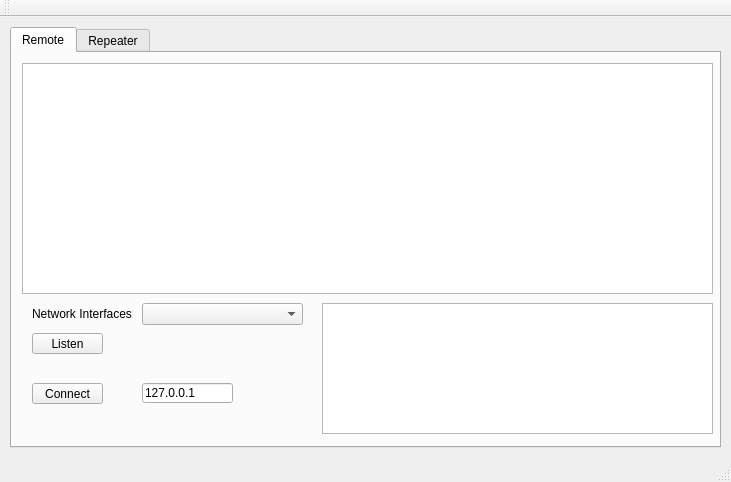
Before: the Qt Designer form mainwindow.ui in DPinato/MoveMouse, drawn with Qt 5.
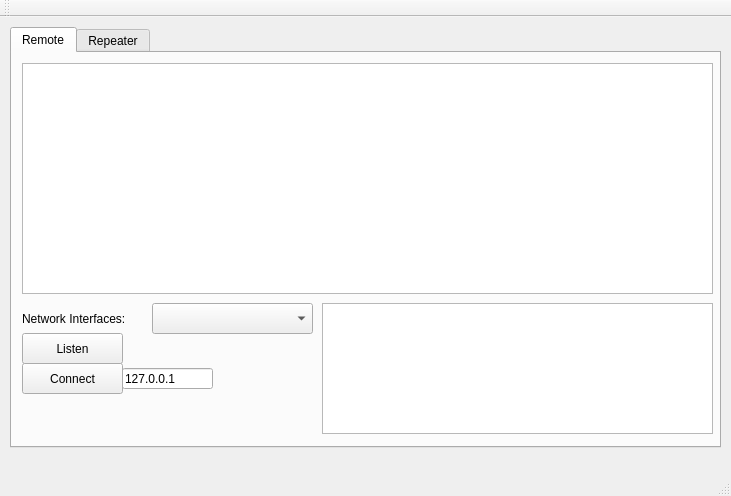
After: the same form once the commit is applied.

Commit message:
Worked on Mac OS version. Now able to use CGEvent to get movements of the mouse cursot and pass them back to the MainWindow.
TODO:
- Send mouse position between client/server as needed
- Add support for mouse clicks and other mouse events

Minor things:
- Show client/server monitors in the GUI
- Allow moving client/server monitors in the GUI
- mainwindow.cpp:639 uses a significant of CPU. Perhaps only show mouse
position in UI every so often?

Patch:
```diff
--- a/mainwindow.ui
+++ b/mainwindow.ui
@@ -7,7 +7,7 @@
     <x>0</x>
     <y>0</y>
     <width>731</width>
-    <height>482</height>
+    <height>496</height>
    </rect>
   </property>
   <property name="windowTitle">
@@ -33,10 +33,10 @@
      <widget class="QPushButton" name="listenButton">
       <property name="geometry">
        <rect>
-        <x>20</x>
+        <x>10</x>
         <y>280</y>
-        <width>71</width>
-        <height>21</height>
+        <width>101</width>
+        <height>31</height>
        </rect>
       </property>
       <property name="text">
@@ -46,10 +46,10 @@
      <widget class="QLabel" name="label_5">
       <property name="geometry">
        <rect>
-        <x>20</x>
+        <x>10</x>
         <y>250</y>
-        <width>101</width>
-        <height>21</height>
+        <width>121</width>
+        <height>31</height>
        </rect>
       </property>
       <property name="text">
@@ -62,20 +62,20 @@
      <widget class="QComboBox" name="networkIfaceComboBox">
       <property name="geometry">
        <rect>
-        <x>130</x>
+        <x>140</x>
         <y>250</y>
         <width>161</width>
-        <height>22</height>
+        <height>31</height>
        </rect>
       </property>
      </widget>
      <widget class="QLabel" name="ifacePortLabel">
       <property name="geometry">
        <rect>
-        <x>100</x>
+        <x>110</x>
         <y>280</y>
         <width>191</width>
-        <height>21</height>
+        <height>31</height>
        </rect>
       </property>
       <property name="text">
@@ -98,10 +98,10 @@
      <widget class="QPushButton" name="connectButton">
       <property name="geometry">
        <rect>
-        <x>20</x>
-        <y>330</y>
-        <width>71</width>
-        <height>21</height>
+        <x>10</x>
+        <y>310</y>
+        <width>101</width>
+        <height>31</height>
        </rect>
       </property>
       <property name="text">
@@ -111,10 +111,10 @@
      <widget class="QLineEdit" name="serverIPEdit">
       <property name="geometry">
        <rect>
-        <x>130</x>
-        <y>330</y>
+        <x>110</x>
+        <y>315</y>
         <width>91</width>
-        <height>20</height>
+        <height>21</height>
        </rect>
       </property>
       <property name="text">
@@ -135,7 +135,7 @@
       <property name="geometry">
        <rect>
         <x>130</x>
-        <y>360</y>
+        <y>350</y>
         <width>171</width>
         <height>21</height>
        </rect>
@@ -147,6 +147,22 @@
        <set>Qt::AlignCenter</set>
       </property>
      </widget>
+     <widget class="QLabel" name="mouseLocationLabel">
+      <property name="geometry">
+       <rect>
+        <x>10</x>
+        <y>350</y>
+        <width>101</width>
+        <height>21</height>
+       </rect>
+      </property>
+      <property name="text">
+       <string>&lt;posX - posY&gt;</string>
+      </property>
+      <property name="alignment">
+       <set>Qt::AlignCenter</set>
+      </property>
+     </widget>
     </widget>
     <widget class="QWidget" name="tab">
      <attribute name="title">
```
Left out of the diff: 2 changed lines with no effect on the pictures. The commit also changes 5 other files.
